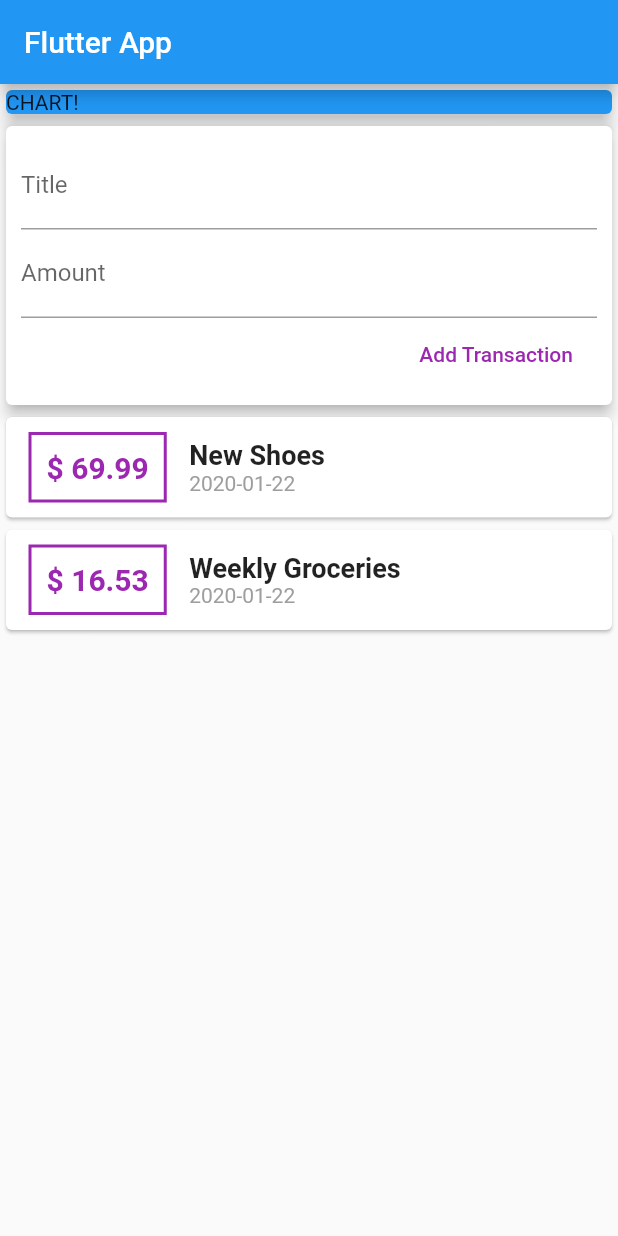
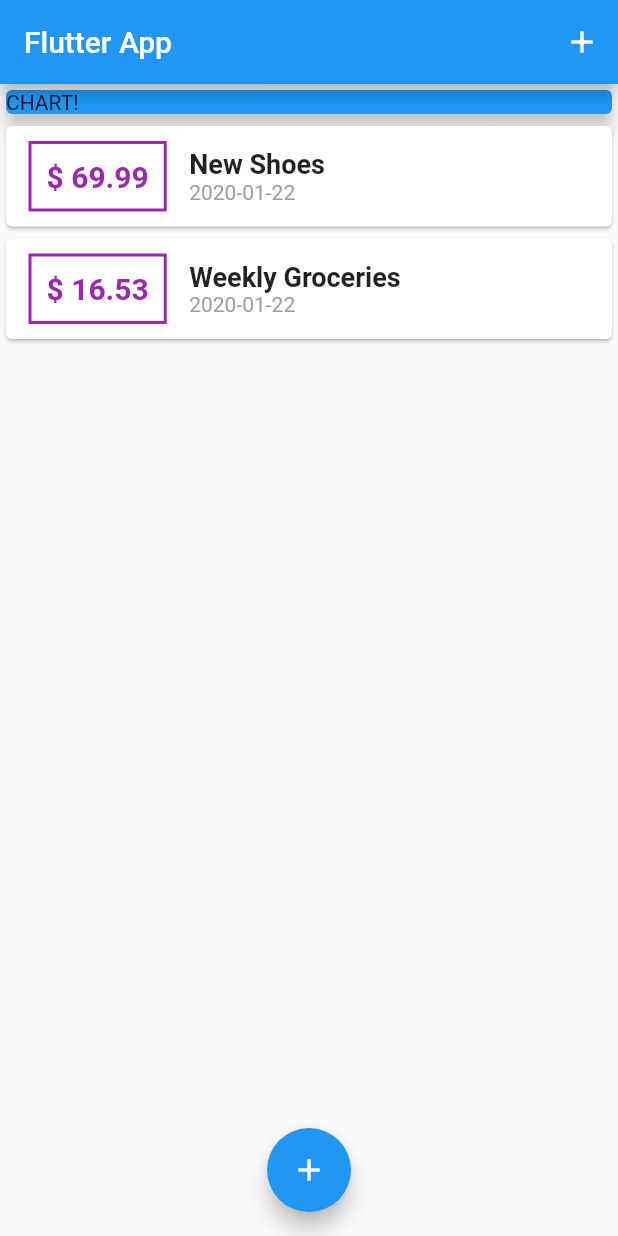
Before and after one commit to juhnjg/flutter_budget_project, a Flutter app: the screen it shows after launch, on a phone screen of 412 x 824 dp. Run offline on Flutter 3.47's test engine with Material 2 defaults, Android fonts, the phone set to English and light mode, and no system bars.

Commit message:
floatin button added

```diff
--- a/lib/main.dart
+++ b/lib/main.dart
@@ -1,7 +1,7 @@
 import 'package:flutter/material.dart';
+import './widgets/newTransaction.dart';
+import './models/tansaction.dart';
 import './widgets/transaction_list.dart';
-import './models/tansaction.dart';
-import 'package:intl/intl.dart';
 
 void main() => runApp(MyApp());
 
@@ -15,17 +15,55 @@ class MyApp extends StatelessWidget {
   }
 }
 
-class MyHomePage extends StatelessWidget {
-  // String titleInput;
-  // String amountInput;
-  final titleController = TextEditingController();
-  final amountController = TextEditingController();
+class MyHomePage extends StatefulWidget {
+  @override
+  _MyHomePageState createState() => _MyHomePageState();
+}
+
+class _MyHomePageState extends State<MyHomePage> {
+  final List<Transaction> _userTransactions = [
+    Transaction(
+        id: 't1', title: 'New Shoes', amount: 69.99, date: DateTime.now()),
+    Transaction(
+        id: 't2',
+        title: 'Weekly Groceries',
+        amount: 16.53,
+        date: DateTime.now())
+  ];
+
+  void _addNewTransaction(String txTitle, double txAmount) {
+    final newTx = Transaction(
+        title: txTitle,
+        amount: txAmount,
+        date: DateTime.now(),
+        id: DateTime.now().toString());
+
+    setState(() {
+      _userTransactions.add(newTx);
+    });
+  }
+
+  void _startAddNewTransaction(BuildContext ctx) {
+    showModalBottomSheet(
+      context: ctx,
+      builder: (_) {
+        return NewTransaction(_addNewTransaction);
+      },
+    );
+  }
 
   @override
   Widget build(BuildContext context) {
     return Scaffold(
+      resizeToAvoidBottomPadding: false,
       appBar: AppBar(
         title: Text('Flutter App'),
+        actions: <Widget>[
+          IconButton(
+            icon: Icon(Icons.add),
+            onPressed: () => {_startAddNewTransaction(context)},
+          )
+        ],
       ),
       body: Column(
           mainAxisAlignment: MainAxisAlignment.start,
@@ -39,31 +77,13 @@ class MyHomePage extends StatelessWidget {
                 elevation: 5,
               ),
             ),
-              Card(
-                elevation: 4,
-                child: Container(
-                  padding: EdgeInsets.all(10),
-                  child: Column(
-                    crossAxisAlignment: CrossAxisAlignment.end,
-                    children: <Widget>[
-                      TextField(
-                        decoration: InputDecoration(labelText: 'Title'),
-                        controller: titleController,
+            TransactionList(_userTransactions)
+          ]),
+      floatingActionButtonLocation: FloatingActionButtonLocation.centerFloat,
+      floatingActionButton: FloatingActionButton(
+        child: Icon(Icons.add),
+        onPressed: () => {_startAddNewTransaction(context)},
       ),
-                      TextField(
-                        decoration: InputDecoration(labelText: 'Amount'),
-                        controller: amountController,
-                      ),
-                      FlatButton(
-                        child: Text('Add Transaction'),
-                        textColor: Colors.purple,
-                        onPressed: () {print(titleController.text);},
-                      )
-                    ],
-                  ),
-                ),
-              ),
-              TransactionList(),
-            ]));
+    );
   }
 }
--- a/lib/widgets/transaction_list.dart
+++ b/lib/widgets/transaction_list.dart
@@ -2,37 +2,26 @@ import 'package:flutter/material.dart';
 import 'package:intl/intl.dart';
 import '../models/tansaction.dart';
 
-class TransactionList extends StatefulWidget {
-  @override
-  _TransactionListState createState() => _TransactionListState();
-}
+class TransactionList extends StatelessWidget {
+  final List<Transaction> transactions;
 
-class _TransactionListState extends State<TransactionList> {
-  final List<Transaction> _userTransactions = [
-    Transaction(
-        id: 't1', title: 'New Shoes', amount: 69.99, date: DateTime.now()),
-    Transaction(
-        id: 't2',
-        title: 'Weekly Groceries',
-        amount: 16.53,
-        date: DateTime.now())
-  ];
+  TransactionList(this.transactions);
 
   @override
   Widget build(BuildContext context) {
-    return Column(
-                children: _userTransactions.map((tx) {
+    return Container(
+        height: 300,
+        child: ListView.builder(
+          itemBuilder: (ctx, index) {
             return Card(
                 child: Row(
               children: <Widget>[
                 Container(
-                          margin: EdgeInsets.symmetric(
-                              vertical: 10, horizontal: 15),
+                    margin: EdgeInsets.symmetric(vertical: 10, horizontal: 15),
                     padding: EdgeInsets.all(10),
                     decoration: BoxDecoration(
-                              border:
-                                  Border.all(color: Colors.purple, width: 2)),
-                          child: Text('\$ ${tx.amount}',
+                        border: Border.all(color: Colors.purple, width: 2)),
+                    child: Text('\$ ${transactions[index].amount.toStringAsFixed(2)}',
                         style: TextStyle(
                             fontWeight: FontWeight.bold,
                             fontSize: 20,
@@ -42,17 +31,20 @@ class _TransactionListState extends State<TransactionList> {
                   children: <Widget>[
                     Container(
                         child: Text(
-                            tx.title,
-                            style: TextStyle(
-                                fontWeight: FontWeight.bold, fontSize: 18),
+                      transactions[index].title,
+                      style:
+                          TextStyle(fontWeight: FontWeight.bold, fontSize: 18),
                     )),
-                          Text(DateFormat('yyyy-MM-dd').format(tx.date),
+                    Text(
+                        DateFormat('yyyy-MM-dd')
+                            .format(transactions[index].date),
                         style: TextStyle(color: Colors.grey))
                   ],
                 )
               ],
             ));
-                }).toList(),
-              );
+          },
+          itemCount: transactions.length,
+        ));
   }
 }
```
Also changed, not shown: lib/widgets/newTransaction.dart (added, +52 -0 lines). Lines whose indentation alone changed are shown as unchanged.
